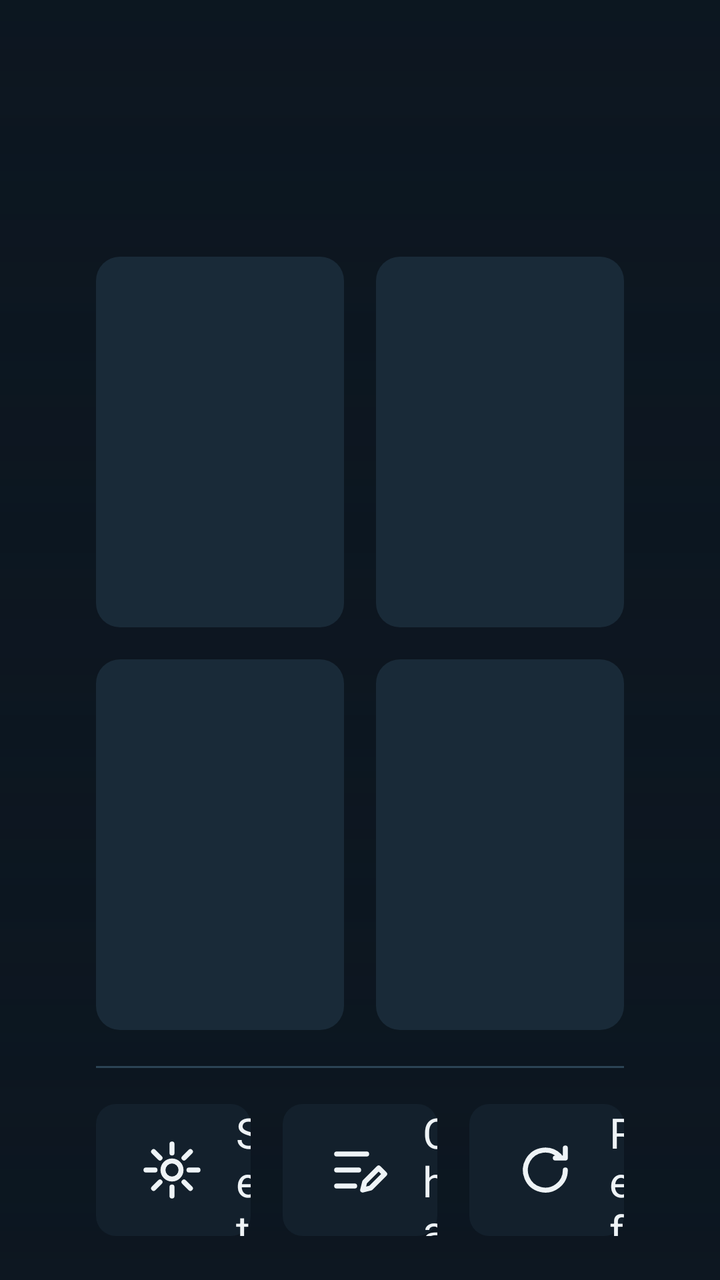
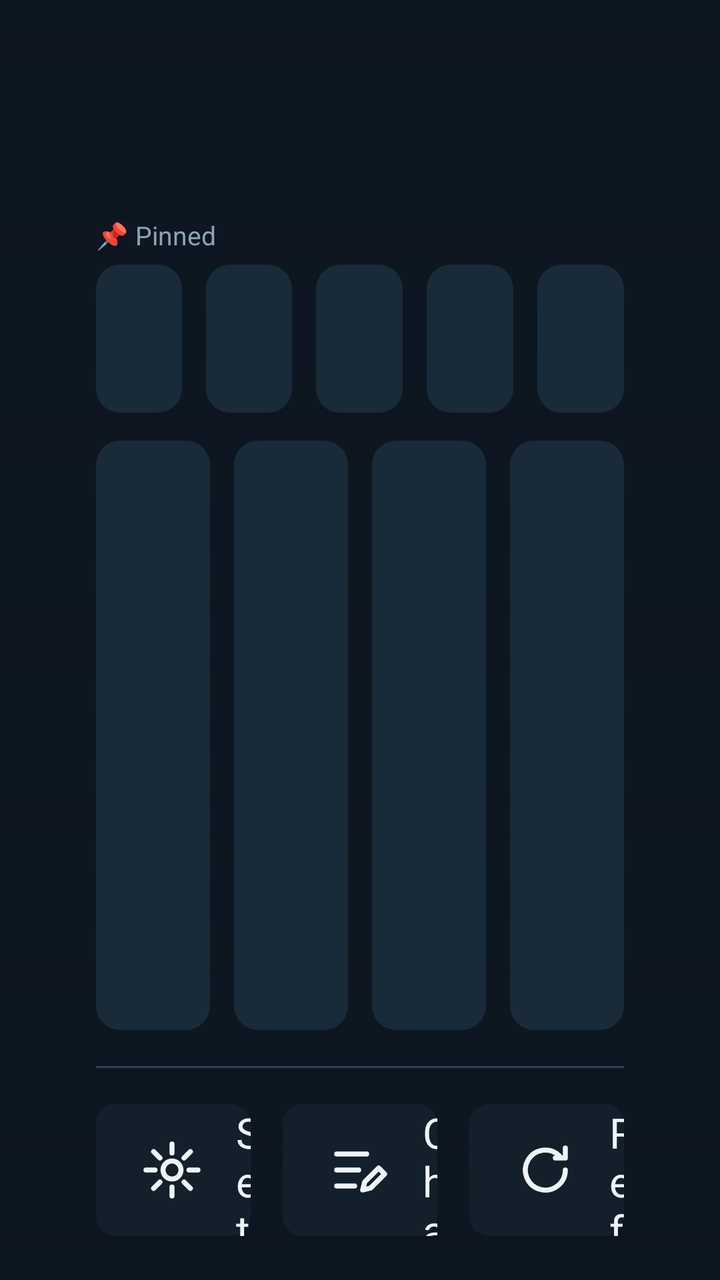

Before-and-after screenshots of an Android layout around one commit, followed by the original layout XML and the change that was made.
<!-- AndroidManifest.xml: application theme Theme.VaniseTV -->
<!-- res/layout/activity_home.xml -->
<?xml version="1.0" encoding="utf-8"?>
<FrameLayout xmlns:android="http://schemas.android.com/apk/res/android"
    android:layout_width="match_parent"
    android:layout_height="match_parent"
    android:background="@color/bg">

    <ImageView
        android:id="@+id/background"
        android:layout_width="match_parent"
        android:layout_height="match_parent"
        android:contentDescription="@null"
        android:scaleType="centerCrop" />

    <View
        android:layout_width="match_parent"
        android:layout_height="match_parent"
        android:background="@drawable/bg_home_scrim" />

    <LinearLayout
        android:id="@+id/content"
        android:layout_width="match_parent"
        android:layout_height="match_parent"
        android:clipChildren="false"
        android:clipToPadding="false"
        android:orientation="vertical"
        android:paddingStart="48dp"
        android:paddingTop="26dp"
        android:paddingEnd="48dp"
        android:paddingBottom="22dp">

        
        <LinearLayout
            android:layout_width="match_parent"
            android:layout_height="wrap_content"
            android:orientation="horizontal">

            <LinearLayout
                android:layout_width="0dp"
                android:layout_height="wrap_content"
                android:layout_weight="1"
                android:baselineAligned="true"
                android:orientation="horizontal">

                <TextView
                    android:id="@+id/clock"
                    android:layout_width="wrap_content"
                    android:layout_height="wrap_content"
                    android:fontFamily="sans-serif-light"
                    android:includeFontPadding="false"
                    android:textColor="@color/fg"
                    android:textSize="72sp" />

                <TextView
                    android:id="@+id/ampm"
                    android:layout_width="wrap_content"
                    android:layout_height="wrap_content"
                    android:layout_marginStart="8dp"
                    android:textColor="@color/fg"
                    android:textSize="26sp" />
            </LinearLayout>

            <LinearLayout
                android:layout_width="wrap_content"
                android:layout_height="wrap_content"
                android:gravity="end"
                android:orientation="vertical">

                <TextView
                    android:id="@+id/date"
                    android:layout_width="wrap_content"
                    android:layout_height="wrap_content"
                    android:fontFamily="sans-serif-light"
                    android:includeFontPadding="false"
                    android:textColor="@color/fg"
                    android:textSize="38sp" />

                <TextView
                    android:id="@+id/day"
                    android:layout_width="wrap_content"
                    android:layout_height="wrap_content"
                    android:layout_marginTop="2dp"
                    android:textColor="@color/muted"
                    android:textSize="19sp" />
            </LinearLayout>
        </LinearLayout>

        
        <LinearLayout
            android:layout_width="match_parent"
            android:layout_height="0dp"
            android:layout_marginTop="18dp"
            android:layout_weight="1"
            android:clipChildren="false"
            android:orientation="vertical">

            <LinearLayout
                android:layout_width="match_parent"
                android:layout_height="0dp"
                android:layout_weight="1"
                android:clipChildren="false"
                android:orientation="horizontal">

                <include
                    android:id="@+id/tile1"
                    layout="@layout/item_home_tile"
                    android:layout_width="0dp"
                    android:layout_height="match_parent"
                    android:layout_marginEnd="8dp"
                    android:layout_weight="1" />

                <include
                    android:id="@+id/tile2"
                    layout="@layout/item_home_tile"
                    android:layout_width="0dp"
                    android:layout_height="match_parent"
                    android:layout_marginStart="8dp"
                    android:layout_weight="1" />
            </LinearLayout>

            <LinearLayout
                android:layout_width="match_parent"
                android:layout_height="0dp"
                android:layout_marginTop="16dp"
                android:layout_weight="1"
                android:clipChildren="false"
                android:orientation="horizontal">

                <include
                    android:id="@+id/tile3"
                    layout="@layout/item_home_tile"
                    android:layout_width="0dp"
                    android:layout_height="match_parent"
                    android:layout_marginEnd="8dp"
                    android:layout_weight="1" />

                <include
                    android:id="@+id/tileLive"
                    layout="@layout/item_home_tile"
                    android:layout_width="0dp"
                    android:layout_height="match_parent"
                    android:layout_marginStart="8dp"
                    android:layout_weight="1" />
            </LinearLayout>
        </LinearLayout>

        <View
            android:layout_width="match_parent"
            android:layout_height="1dp"
            android:layout_marginTop="18dp"
            android:background="@color/line" />

        
        <LinearLayout
            android:layout_width="match_parent"
            android:layout_height="66dp"
            android:layout_marginTop="18dp"
            android:clipChildren="false"
            android:orientation="horizontal">

            <TextView
                android:id="@+id/btnSettings"
                style="@style/HomeSmall"
                android:layout_marginEnd="8dp"
                android:drawableStart="@drawable/ic_settings"
                android:text="@string/settings" />

            <TextView
                android:id="@+id/btnEditor"
                style="@style/HomeSmall"
                android:layout_marginStart="8dp"
                android:layout_marginEnd="8dp"
                android:drawableStart="@drawable/ic_editor"
                android:text="@string/channel_editor" />

            <TextView
                android:id="@+id/btnRefresh"
                style="@style/HomeSmall"
                android:layout_marginStart="8dp"
                android:drawableStart="@drawable/ic_refresh"
                android:text="@string/refresh_channels" />
        </LinearLayout>
    </LinearLayout>

    <TextView
        android:id="@+id/credit"
        android:layout_width="wrap_content"
        android:layout_height="wrap_content"
        android:layout_gravity="bottom|end"
        android:layout_marginEnd="12dp"
        android:layout_marginBottom="4dp"
        android:textColor="#998EA3B3"
        android:textSize="10sp" />

    
    <LinearLayout
        android:id="@+id/loading"
        android:layout_width="match_parent"
        android:layout_height="match_parent"
        android:background="@color/bg"
        android:clickable="true"
        android:gravity="center"
        android:orientation="vertical"
        android:visibility="gone">

        <ProgressBar
            android:id="@+id/loadingSpinner"
            android:layout_width="48dp"
            android:layout_height="48dp"
            android:indeterminateTint="@color/focus" />

        <TextView
            android:id="@+id/loadingText"
            android:layout_width="wrap_content"
            android:layout_height="wrap_content"
            android:layout_marginTop="18dp"
            android:gravity="center"
            android:maxWidth="560dp"
            android:textColor="@color/fg"
            android:textSize="20sp" />

        <TextView
            android:id="@+id/btnRetry"
            android:layout_width="wrap_content"
            android:layout_height="wrap_content"
            android:layout_marginTop="22dp"
            android:background="@drawable/bg_button"
            android:focusable="true"
            android:paddingStart="28dp"
            android:paddingTop="10dp"
            android:paddingEnd="28dp"
            android:paddingBottom="10dp"
            android:text="@string/retry"
            android:textColor="@color/button_text"
            android:textSize="18sp"
            android:visibility="gone" />
    </LinearLayout>
</FrameLayout>
<!-- res/layout/item_home_tile.xml (included above) -->
<?xml version="1.0" encoding="utf-8"?>
<FrameLayout xmlns:android="http://schemas.android.com/apk/res/android"
    android:layout_width="match_parent"
    android:layout_height="match_parent"
    android:background="@drawable/bg_tile"
    android:clickable="true"
    android:focusable="true"
    android:paddingStart="20dp"
    android:paddingEnd="20dp">

    <LinearLayout
        android:layout_width="match_parent"
        android:layout_height="match_parent"
        android:gravity="center_vertical"
        android:orientation="horizontal">

        <FrameLayout
            android:id="@+id/tileLogo"
            android:layout_width="78dp"
            android:layout_height="78dp">
            <include layout="@layout/view_logo" />
        </FrameLayout>

        <LinearLayout
            android:layout_width="0dp"
            android:layout_height="wrap_content"
            android:layout_marginStart="18dp"
            android:layout_weight="1"
            android:orientation="vertical">

            <TextView
                android:id="@+id/tileTitle"
                android:layout_width="match_parent"
                android:layout_height="wrap_content"
                android:ellipsize="end"
                android:fontFamily="sans-serif-medium"
                android:maxLines="2"
                android:textColor="@color/fg"
                android:textSize="25sp" />

            <TextView
                android:id="@+id/tileSub"
                android:layout_width="match_parent"
                android:layout_height="wrap_content"
                android:layout_marginTop="4dp"
                android:maxLines="2"
                android:textColor="@color/muted"
                android:textSize="14sp" />
        </LinearLayout>
    </LinearLayout>

    <TextView
        android:id="@+id/tileRank"
        android:layout_width="wrap_content"
        android:layout_height="wrap_content"
        android:layout_gravity="top|end"
        android:layout_marginTop="10dp"
        android:textColor="@color/muted"
        android:textSize="14sp" />
</FrameLayout>
<!-- res/layout/view_logo.xml (included above) -->
<?xml version="1.0" encoding="utf-8"?>
<merge xmlns:android="http://schemas.android.com/apk/res/android">
    <TextView
        android:id="@+id/logoText"
        android:layout_width="match_parent"
        android:layout_height="match_parent"
        android:gravity="center"
        android:textColor="#FFFFFF"
        android:textSize="18sp"
        android:textStyle="bold" />
    <ImageView
        android:id="@+id/logoImage"
        android:layout_width="match_parent"
        android:layout_height="match_parent"
        android:contentDescription="@null"
        android:padding="4dp"
        android:scaleType="fitCenter" />
</merge>
<!-- resources referenced by this layout -->
<resources>
  <color name="bg">#0C1620</color>
  <color name="fg">#EEF3F6</color>
  <color name="focus">#F5B83D</color>
  <color name="line">#2C4354</color>
  <color name="muted">#8EA3B3</color>
  <!-- drawable bg_button (drawable) -->
  <?xml version="1.0" encoding="utf-8"?>
  <selector xmlns:android="http://schemas.android.com/apk/res/android">
      <item android:state_focused="true"><shape><solid android:color="@color/row_focus" /><corners android:radius="7dp" /></shape></item>
      <item><shape><solid android:color="@color/tile" /><corners android:radius="7dp" /></shape></item>
  </selector>
  <!-- drawable bg_home_scrim (drawable) -->
  <?xml version="1.0" encoding="utf-8"?>
  <shape xmlns:android="http://schemas.android.com/apk/res/android">
      <gradient android:angle="270" android:startColor="#D90C1620" android:centerColor="#8C0C1620" android:endColor="#E60C1620" />
  </shape>
  <!-- drawable bg_tile (drawable) -->
  <?xml version="1.0" encoding="utf-8"?>
  <selector xmlns:android="http://schemas.android.com/apk/res/android">
      <item android:state_focused="true"><shape><solid android:color="@color/tile_focus" /><corners android:radius="12dp" /><stroke android:width="3dp" android:color="@color/focus" /></shape></item>
      <item><shape><solid android:color="#E61B2D3B" /><corners android:radius="12dp" /></shape></item>
  </selector>
  <!-- drawable ic_editor (drawable) -->
  <vector xmlns:android="http://schemas.android.com/apk/res/android" android:width="32dp" android:height="32dp" android:viewportWidth="64" android:viewportHeight="64">
      <path android:strokeColor="#EEF3F6" android:strokeWidth="5" android:strokeLineCap="round" android:strokeLineJoin="round" android:fillColor="#00000000"
          android:pathData="M10,16h30M10,32h22M10,48h18M44,50l14,-14 -6,-6 -14,14 -2,8z" />
  </vector>
  <!-- drawable ic_refresh (drawable) -->
  <vector xmlns:android="http://schemas.android.com/apk/res/android" android:width="32dp" android:height="32dp" android:viewportWidth="64" android:viewportHeight="64">
      <path android:strokeColor="#EEF3F6" android:strokeWidth="5" android:strokeLineCap="round" android:strokeLineJoin="round" android:fillColor="#00000000"
          android:pathData="M52,32a20,20 0,1 1,-6 -14.2M52,10v10H42" />
  </vector>
  <!-- drawable ic_settings (drawable) -->
  <vector xmlns:android="http://schemas.android.com/apk/res/android" android:width="32dp" android:height="32dp" android:viewportWidth="64" android:viewportHeight="64">
      <path android:strokeColor="#EEF3F6" android:strokeWidth="5" android:strokeLineCap="round" android:strokeLineJoin="round" android:fillColor="#00000000"
          android:pathData="M32,23a9,9 0,1 1,0 18a9,9 0,1 1,0 -18M32,6v9M32,49v9M6,32h9M49,32h9M13.6,13.6l6.4,6.4M44,44l6.4,6.4M13.6,50.4l6.4,-6.4M44,20l6.4,-6.4" />
  </vector>
  <string name="channel_editor">Channel Editor</string>
  <string name="refresh_channels">Refresh Channels</string>
  <string name="retry">Try again</string>
  <string name="settings">Settings</string>
  <style name="Theme.VaniseTV" parent="@android:style/Theme.Material.NoActionBar.Fullscreen">
          <item name="android:windowBackground">@color/bg</item>
          <item name="android:colorAccent">@color/focus</item>
          <item name="android:textColor">@color/fg</item>
          <item name="android:soundEffectsEnabled">false</item>
      </style>
  <color name="row_focus">#E9EEF2</color>
  <color name="tile">#1B2D3B</color>
  <color name="tile_focus">#22394A</color>
  <!-- drawable bg_small (drawable) -->
  <?xml version="1.0" encoding="utf-8"?>
  <selector xmlns:android="http://schemas.android.com/apk/res/android">
      <item android:state_focused="true"><shape><solid android:color="#1F3445" /><corners android:radius="10dp" /><stroke android:width="3dp" android:color="@color/focus" /></shape></item>
      <item><shape><solid android:color="#E614222E" /><corners android:radius="10dp" /></shape></item>
  </selector>
  <!-- unchanged entries left out for length: 1 -->
</resources>

<!-- the commit's change to res/layout/activity_home.xml (unified diff, before → after) -->
@@ -48,7 +48,7 @@
                     android:fontFamily="sans-serif-light"
                     android:includeFontPadding="false"
                     android:textColor="@color/fg"
-                    android:textSize="72sp" />
+                    android:textSize="62sp" />
 
                 <TextView
                     android:id="@+id/ampm"
@@ -72,7 +72,7 @@
                     android:fontFamily="sans-serif-light"
                     android:includeFontPadding="false"
                     android:textColor="@color/fg"
-                    android:textSize="38sp" />
+                    android:textSize="34sp" />
 
                 <TextView
                     android:id="@+id/day"
@@ -85,62 +85,100 @@
         </LinearLayout>
 
         
+        <TextView
+            android:layout_width="wrap_content"
+            android:layout_height="wrap_content"
+            android:layout_marginTop="10dp"
+            android:text="@string/pinned_label"
+            android:textColor="@color/muted"
+            android:textSize="13sp" />
+
+        <LinearLayout
+            android:layout_width="match_parent"
+            android:layout_height="74dp"
+            android:layout_marginTop="6dp"
+            android:clipChildren="false"
+            android:orientation="horizontal">
+
+                <include
+                    android:id="@+id/pin1"
+                    layout="@layout/item_pin_tile"
+                    android:layout_width="0dp"
+                    android:layout_height="match_parent"
+                    android:layout_marginEnd="6dp"
+                    android:layout_weight="1" />
+                <include
+                    android:id="@+id/pin2"
+                    layout="@layout/item_pin_tile"
+                    android:layout_width="0dp"
+                    android:layout_height="match_parent"
+                    android:layout_marginStart="6dp"
+                    android:layout_marginEnd="6dp"
+                    android:layout_weight="1" />
+                <include
+                    android:id="@+id/pin3"
+                    layout="@layout/item_pin_tile"
+                    android:layout_width="0dp"
+                    android:layout_height="match_parent"
+                    android:layout_marginStart="6dp"
+                    android:layout_marginEnd="6dp"
+                    android:layout_weight="1" />
+                <include
+                    android:id="@+id/pin4"
+                    layout="@layout/item_pin_tile"
+                    android:layout_width="0dp"
+                    android:layout_height="match_parent"
+                    android:layout_marginStart="6dp"
+                    android:layout_marginEnd="6dp"
+                    android:layout_weight="1" />
+                <include
+                    android:id="@+id/pin5"
+                    layout="@layout/item_pin_tile"
+                    android:layout_width="0dp"
+                    android:layout_height="match_parent"
+                    android:layout_marginStart="6dp"
+                    android:layout_weight="1" />
+        </LinearLayout>
+
+        
         <LinearLayout
             android:layout_width="match_parent"
             android:layout_height="0dp"
-            android:layout_marginTop="18dp"
+            android:layout_marginTop="14dp"
             android:layout_weight="1"
             android:clipChildren="false"
-            android:orientation="vertical">
-
-            <LinearLayout
-                android:layout_width="match_parent"
-                android:layout_height="0dp"
-                android:layout_weight="1"
-                android:clipChildren="false"
-                android:orientation="horizontal">
+            android:orientation="horizontal">
 
                 <include
                     android:id="@+id/tile1"
                     layout="@layout/item_home_tile"
                     android:layout_width="0dp"
                     android:layout_height="match_parent"
-                    android:layout_marginEnd="8dp"
-                    android:layout_weight="1" />
-
+                    android:layout_marginEnd="6dp"
+                    android:layout_weight="1" />
                 <include
                     android:id="@+id/tile2"
                     layout="@layout/item_home_tile"
                     android:layout_width="0dp"
                     android:layout_height="match_parent"
-                    android:layout_marginStart="8dp"
-                    android:layout_weight="1" />
-            </LinearLayout>
-
-            <LinearLayout
-                android:layout_width="match_parent"
-                android:layout_height="0dp"
-                android:layout_marginTop="16dp"
-                android:layout_weight="1"
-                android:clipChildren="false"
-                android:orientation="horizontal">
-
+                    android:layout_marginStart="6dp"
+                    android:layout_marginEnd="6dp"
+                    android:layout_weight="1" />
                 <include
                     android:id="@+id/tile3"
                     layout="@layout/item_home_tile"
                     android:layout_width="0dp"
                     android:layout_height="match_parent"
-                    android:layout_marginEnd="8dp"
-                    android:layout_weight="1" />
-
+                    android:layout_marginStart="6dp"
+                    android:layout_marginEnd="6dp"
+                    android:layout_weight="1" />
                 <include
                     android:id="@+id/tileLive"
                     layout="@layout/item_home_tile"
                     android:layout_width="0dp"
                     android:layout_height="match_parent"
-                    android:layout_marginStart="8dp"
-                    android:layout_weight="1" />
-            </LinearLayout>
+                    android:layout_marginStart="6dp"
+                    android:layout_weight="1" />
         </LinearLayout>
 
         <View
@@ -235,6 +273,43 @@
             android:visibility="gone" />
     </LinearLayout>
 </FrameLayout>
+<!-- res/layout/item_pin_tile.xml (included above) -->
+<?xml version="1.0" encoding="utf-8"?>
+<FrameLayout xmlns:android="http://schemas.android.com/apk/res/android"
+    android:layout_width="match_parent"
+    android:layout_height="match_parent"
+    android:background="@drawable/bg_tile"
+    android:clickable="true"
+    android:focusable="true"
+    android:paddingStart="10dp"
+    android:paddingEnd="10dp">
+
+    <LinearLayout
+        android:layout_width="match_parent"
+        android:layout_height="match_parent"
+        android:gravity="center_vertical"
+        android:orientation="horizontal">
+
+        <FrameLayout
+            android:id="@+id/pinLogo"
+            android:layout_width="44dp"
+            android:layout_height="44dp">
+            <include layout="@layout/view_logo" />
+        </FrameLayout>
+
+        <TextView
+            android:id="@+id/pinName"
+            android:layout_width="0dp"
+            android:layout_height="wrap_content"
+            android:layout_marginStart="10dp"
+            android:layout_weight="1"
+            android:ellipsize="end"
+            android:fontFamily="sans-serif-medium"
+            android:maxLines="2"
+            android:textColor="@color/fg"
+            android:textSize="15sp" />
+    </LinearLayout>
+</FrameLayout>
 <!-- res/layout/item_home_tile.xml (included above) -->
 <?xml version="1.0" encoding="utf-8"?>
 <FrameLayout xmlns:android="http://schemas.android.com/apk/res/android"
@@ -243,8 +318,8 @@
     android:background="@drawable/bg_tile"
     android:clickable="true"
     android:focusable="true"
-    android:paddingStart="20dp"
-    android:paddingEnd="20dp">
+    android:paddingStart="14dp"
+    android:paddingEnd="14dp">
 
     <LinearLayout
         android:layout_width="match_parent"
@@ -254,15 +329,15 @@
 
         <FrameLayout
             android:id="@+id/tileLogo"
-            android:layout_width="78dp"
-            android:layout_height="78dp">
+            android:layout_width="58dp"
+            android:layout_height="58dp">
             <include layout="@layout/view_logo" />
         </FrameLayout>
 
         <LinearLayout
             android:layout_width="0dp"
             android:layout_height="wrap_content"
-            android:layout_marginStart="18dp"
+            android:layout_marginStart="12dp"
             android:layout_weight="1"
             android:orientation="vertical">
 
@@ -274,16 +349,16 @@
                 android:fontFamily="sans-serif-medium"
                 android:maxLines="2"
                 android:textColor="@color/fg"
-                android:textSize="25sp" />
+                android:textSize="19sp" />
 
             <TextView
                 android:id="@+id/tileSub"
                 android:layout_width="match_parent"
                 android:layout_height="wrap_content"
                 android:layout_marginTop="4dp"
-                android:maxLines="2"
+                android:maxLines="3"
                 android:textColor="@color/muted"
-                android:textSize="14sp" />
+                android:textSize="12sp" />
         </LinearLayout>
     </LinearLayout>
 
@@ -294,7 +369,7 @@
         android:layout_gravity="top|end"
         android:layout_marginTop="10dp"
         android:textColor="@color/muted"
-        android:textSize="14sp" />
+        android:textSize="12sp" />
 </FrameLayout>
 <!-- res/layout/view_logo.xml (included above) -->
 <?xml version="1.0" encoding="utf-8"?>
<!-- resource entries referenced after the edit -->
@@ -38,6 +38,7 @@
           android:pathData="M32,23a9,9 0,1 1,0 18a9,9 0,1 1,0 -18M32,6v9M32,49v9M6,32h9M49,32h9M13.6,13.6l6.4,6.4M44,44l6.4,6.4M13.6,50.4l6.4,-6.4M44,20l6.4,-6.4" />
   </vector>
   <string name="channel_editor">Channel Editor</string>
+  <string name="pinned_label">📌 Pinned</string>
   <string name="refresh_channels">Refresh Channels</string>
   <string name="retry">Try again</string>
   <string name="settings">Settings</string>
